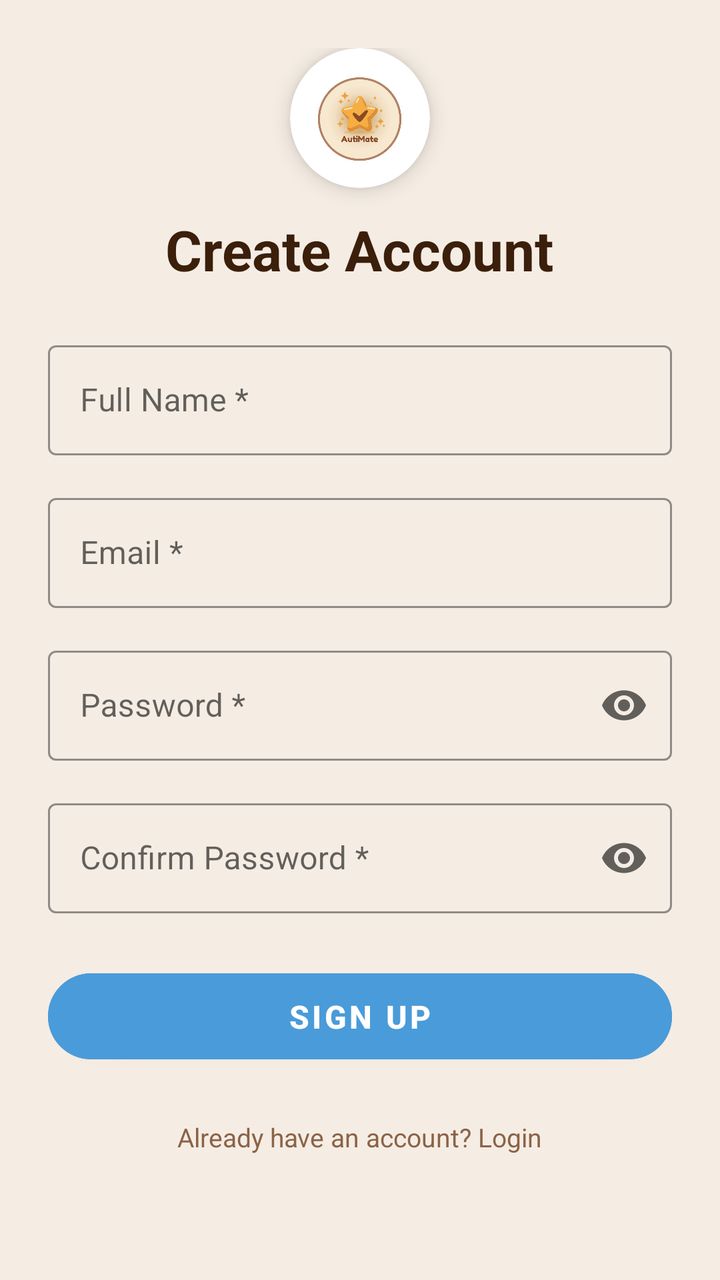
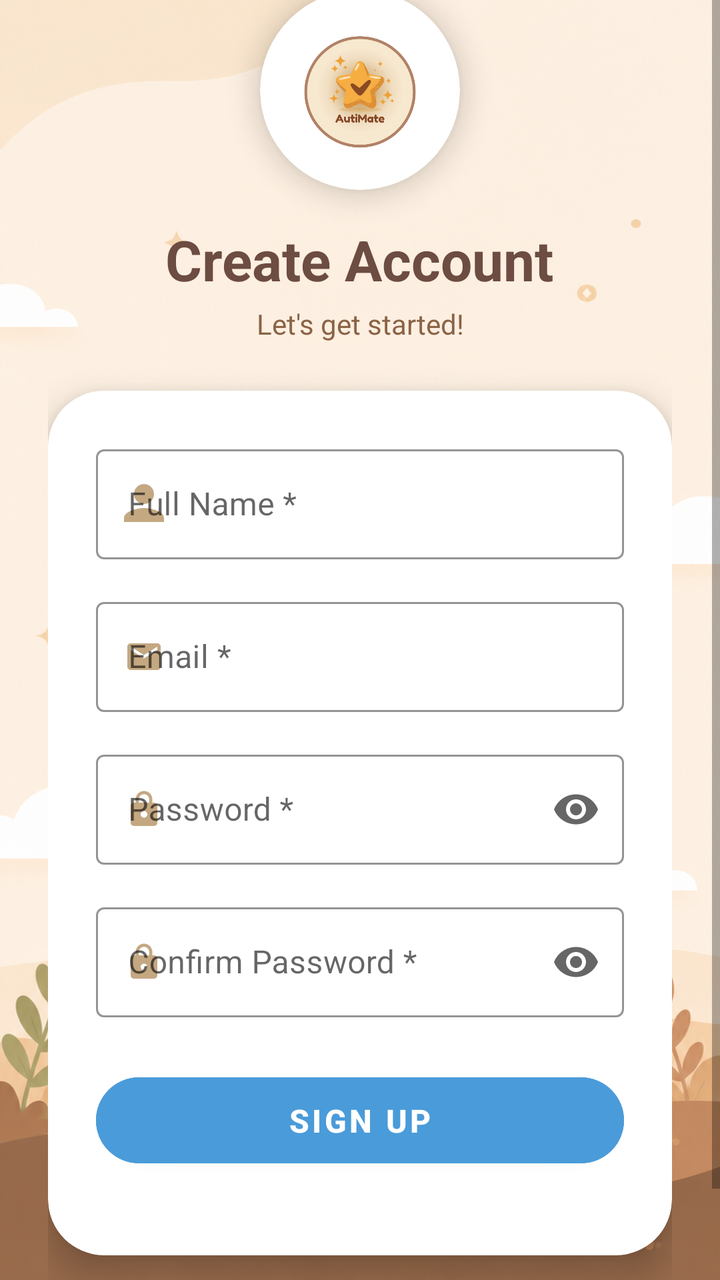

Compare the two renders of this Android layout. The source of the first and the diff that turns it into the second are given below.
<!-- AndroidManifest.xml: application theme Theme.AutiMate -->
<!-- res/layout/activity_signup.xml -->
<?xml version="1.0" encoding="utf-8"?>
<ScrollView xmlns:android="http://schemas.android.com/apk/res/android"
    xmlns:app="http://schemas.android.com/apk/res-auto"
    android:layout_width="match_parent"
    android:layout_height="match_parent"
    android:background="@color/cream">

    <LinearLayout
        android:layout_width="match_parent"
        android:layout_height="wrap_content"
        android:orientation="vertical"
        android:padding="24dp"
        android:gravity="center">

        <androidx.cardview.widget.CardView
            android:layout_width="70dp"
            android:layout_height="70dp"
            app:cardCornerRadius="35dp"
            app:cardElevation="6dp"
            app:cardBackgroundColor="@color/white"
            android:layout_marginBottom="12dp">

            <ImageView
                android:layout_width="45dp"
                android:layout_height="45dp"
                android:src="@drawable/autimate_logo"
                android:layout_gravity="center"/>

        </androidx.cardview.widget.CardView>

        <TextView
            android:layout_width="wrap_content"
            android:layout_height="wrap_content"
            android:text="Create Account"
            android:textSize="28sp"
            android:textStyle="bold"
            android:textColor="@color/text_dark"
            android:layout_marginBottom="24dp"/>

        <com.google.android.material.textfield.TextInputLayout
            android:layout_width="match_parent"
            android:layout_height="wrap_content"
            style="@style/Widget.MaterialComponents.TextInputLayout.OutlinedBox"
            android:hint="Full Name *"
            app:boxStrokeColor="@color/khaki"
            android:layout_marginBottom="16dp">

            <com.google.android.material.textfield.TextInputEditText
                android:id="@+id/etFullName"
                android:layout_width="match_parent"
                android:layout_height="55dp"
                android:inputType="textPersonName"/>

        </com.google.android.material.textfield.TextInputLayout>

        <com.google.android.material.textfield.TextInputLayout
            android:layout_width="match_parent"
            android:layout_height="wrap_content"
            style="@style/Widget.MaterialComponents.TextInputLayout.OutlinedBox"
            android:hint="Email *"
            app:boxStrokeColor="@color/khaki"
            android:layout_marginBottom="16dp">

            <com.google.android.material.textfield.TextInputEditText
                android:id="@+id/etEmail"
                android:layout_width="match_parent"
                android:layout_height="55dp"
                android:inputType="textEmailAddress"/>

        </com.google.android.material.textfield.TextInputLayout>

        <com.google.android.material.textfield.TextInputLayout
            android:layout_width="match_parent"
            android:layout_height="wrap_content"
            style="@style/Widget.MaterialComponents.TextInputLayout.OutlinedBox"
            android:hint="Password *"
            app:boxStrokeColor="@color/khaki"
            app:endIconMode="password_toggle"
            android:layout_marginBottom="16dp">

            <com.google.android.material.textfield.TextInputEditText
                android:id="@+id/etPassword"
                android:layout_width="match_parent"
                android:layout_height="55dp"
                android:inputType="textPassword"/>

        </com.google.android.material.textfield.TextInputLayout>

        <com.google.android.material.textfield.TextInputLayout
            android:layout_width="match_parent"
            android:layout_height="wrap_content"
            style="@style/Widget.MaterialComponents.TextInputLayout.OutlinedBox"
            android:hint="Confirm Password *"
            app:boxStrokeColor="@color/khaki"
            app:endIconMode="password_toggle"
            android:layout_marginBottom="24dp">

            <com.google.android.material.textfield.TextInputEditText
                android:id="@+id/etConfirmPassword"
                android:layout_width="match_parent"
                android:layout_height="55dp"
                android:inputType="textPassword"/>

        </com.google.android.material.textfield.TextInputLayout>

        <ProgressBar
            android:id="@+id/progressBar"
            android:layout_width="wrap_content"
            android:layout_height="wrap_content"
            android:visibility="gone"
            android:layout_marginBottom="16dp"/>

        <Button
            android:id="@+id/btnSignup"
            android:layout_width="match_parent"
            android:layout_height="55dp"
            android:text="SIGN UP"
            android:textSize="16sp"
            android:textStyle="bold"
            android:textColor="@color/white"
            android:backgroundTint="@color/soft_blue"
            app:cornerRadius="28dp"
            android:layout_marginBottom="16dp"/>

        <TextView
            android:id="@+id/tvLogin"
            android:layout_width="wrap_content"
            android:layout_height="wrap_content"
            android:text="Already have an account? Login"
            android:textSize="13sp"
            android:textColor="@color/light_brown"
            android:layout_gravity="center"
            android:clickable="true"
            android:padding="8dp"/>

    </LinearLayout>

</ScrollView>
<!-- resources referenced by this layout -->
<resources>
  <color name="cream">#F5EDE4</color>
  <color name="khaki">#C4A882</color>
  <color name="light_brown">#8B6347</color>
  <color name="soft_blue">#4A9BD9</color>
  <color name="text_dark">#3B1F0A</color>
  <color name="white">#FFFFFF</color>
  <!-- drawable autimate_logo: png bitmap (drawable, 214619 bytes) -->
  <style name="Theme.AutiMate" parent="Theme.MaterialComponents.DayNight.NoActionBar">
          <item name="colorPrimary">@color/cream</item>
          <item name="colorPrimaryVariant">@color/beige</item>
          <item name="colorOnPrimary">@color/text_dark</item>
          <item name="colorSecondary">@color/soft_blue</item>
          <item name="colorSecondaryVariant">@color/khaki</item>
          <item name="colorOnSecondary">@color/white</item>
          <item name="android:statusBarColor">@color/cream</item>
          <item name="android:windowBackground">@color/cream</item>
          <item name="android:textColor">@color/text_dark</item>
      </style>
  <color name="beige">#EDE5D9</color>
</resources>

<!-- the commit's change to res/layout/activity_signup.xml (unified diff, before → after) -->
@@ -3,26 +3,29 @@
     xmlns:app="http://schemas.android.com/apk/res-auto"
     android:layout_width="match_parent"
     android:layout_height="match_parent"
-    android:background="@color/cream">
+    android:background="@drawable/bg_splash"
+    android:fillViewport="true">
 
     <LinearLayout
         android:layout_width="match_parent"
         android:layout_height="wrap_content"
         android:orientation="vertical"
         android:padding="24dp"
-        android:gravity="center">
-
+        android:gravity="center_horizontal"
+        android:layout_gravity="center">
+
+        
         <androidx.cardview.widget.CardView
-            android:layout_width="70dp"
-            android:layout_height="70dp"
-            app:cardCornerRadius="35dp"
-            app:cardElevation="6dp"
-            app:cardBackgroundColor="@color/white"
-            android:layout_marginBottom="12dp">
+            android:layout_width="100dp"
+            android:layout_height="100dp"
+            android:layout_marginTop="20dp"
+            app:cardCornerRadius="50dp"
+            app:cardElevation="8dp"
+            app:cardBackgroundColor="#FFFFFF">
 
             <ImageView
-                android:layout_width="45dp"
-                android:layout_height="45dp"
+                android:layout_width="60dp"
+                android:layout_height="60dp"
                 android:src="@drawable/autimate_logo"
                 android:layout_gravity="center"/>
 
@@ -34,104 +37,183 @@
             android:text="Create Account"
             android:textSize="28sp"
             android:textStyle="bold"
-            android:textColor="@color/text_dark"
+            android:textColor="@color/brown"
+            android:layout_marginTop="16dp"/>
+
+        <TextView
+            android:layout_width="match_parent"
+            android:layout_height="wrap_content"
+            android:text="Let's get started!"
+            android:textSize="14sp"
+            android:textColor="@color/light_brown"
+            android:gravity="center"
+            android:layout_marginTop="4dp"
             android:layout_marginBottom="24dp"/>
 
-        <com.google.android.material.textfield.TextInputLayout
+        <androidx.cardview.widget.CardView
             android:layout_width="match_parent"
             android:layout_height="wrap_content"
-            style="@style/Widget.MaterialComponents.TextInputLayout.OutlinedBox"
-            android:hint="Full Name *"
-            app:boxStrokeColor="@color/khaki"
-            android:layout_marginBottom="16dp">
-
-            <com.google.android.material.textfield.TextInputEditText
-                android:id="@+id/etFullName"
+            app:cardCornerRadius="28dp"
+            app:cardElevation="10dp"
+            app:cardBackgroundColor="#FFFFFF"
+            android:layout_marginBottom="20dp">
+
+            <LinearLayout
                 android:layout_width="match_parent"
-                android:layout_height="55dp"
-                android:inputType="textPersonName"/>
-
-        </com.google.android.material.textfield.TextInputLayout>
-
-        <com.google.android.material.textfield.TextInputLayout
+                android:layout_height="wrap_content"
+                android:orientation="vertical"
+                android:padding="24dp">
+
+                
+                <com.google.android.material.textfield.TextInputLayout
+                    android:layout_width="match_parent"
+                    android:layout_height="wrap_content"
+                    style="@style/Widget.MaterialComponents.TextInputLayout.OutlinedBox"
+                    android:hint="Full Name *"
+                    app:boxStrokeColor="@color/khaki"
+                    app:boxStrokeErrorColor="@color/brown"
+                    app:hintTextColor="@color/text_dark"
+                    app:startIconDrawable="@drawable/ic_profile"
+                    app:startIconTint="@color/khaki"
+                    android:layout_marginBottom="16dp">
+
+                    <com.google.android.material.textfield.TextInputEditText
+                        android:id="@+id/etFullName"
+                        android:layout_width="match_parent"
+                        android:layout_height="55dp"
+                        android:inputType="textPersonName"
+                        android:padding="16dp"
+                        android:textColor="@color/text_dark"
+                        android:textSize="16sp"
+                        android:textCursorDrawable="@drawable/cursor_blue"/>
+
+                </com.google.android.material.textfield.TextInputLayout>
+
+                
+                <com.google.android.material.textfield.TextInputLayout
+                    android:layout_width="match_parent"
+                    android:layout_height="wrap_content"
+                    style="@style/Widget.MaterialComponents.TextInputLayout.OutlinedBox"
+                    android:hint="Email *"
+                    app:boxStrokeColor="@color/khaki"
+                    app:boxStrokeErrorColor="@color/brown"
+                    app:hintTextColor="@color/text_dark"
+                    app:startIconDrawable="@drawable/ic_email_small"
+                    app:startIconTint="@color/khaki"
+                    android:layout_marginBottom="16dp">
+
+                    <com.google.android.material.textfield.TextInputEditText
+                        android:id="@+id/etEmail"
+                        android:layout_width="match_parent"
+                        android:layout_height="55dp"
+                        android:inputType="textEmailAddress"
+                        android:padding="16dp"
+                        android:textColor="@color/text_dark"
+                        android:textSize="16sp"
+                        android:textCursorDrawable="@drawable/cursor_blue"/>
+
+                </com.google.android.material.textfield.TextInputLayout>
+
+                
+                <com.google.android.material.textfield.TextInputLayout
+                    android:layout_width="match_parent"
+                    android:layout_height="wrap_content"
+                    style="@style/Widget.MaterialComponents.TextInputLayout.OutlinedBox"
+                    android:hint="Password *"
+                    app:boxStrokeColor="@color/khaki"
+                    app:boxStrokeErrorColor="@color/brown"
+                    app:hintTextColor="@color/text_dark"
+                    app:endIconMode="password_toggle"
+                    app:startIconDrawable="@drawable/ic_lock"
+                    app:startIconTint="@color/khaki"
+                    android:layout_marginBottom="16dp">
+
+                    <com.google.android.material.textfield.TextInputEditText
+                        android:id="@+id/etPassword"
+                        android:layout_width="match_parent"
+                        android:layout_height="55dp"
+                        android:inputType="textPassword"
+                        android:padding="16dp"
+                        android:textColor="@color/text_dark"
+                        android:textSize="16sp"
+                        android:textCursorDrawable="@drawable/cursor_blue"/>
+
+                </com.google.android.material.textfield.TextInputLayout>
+
+                
+                <com.google.android.material.textfield.TextInputLayout
+                    android:layout_width="match_parent"
+                    android:layout_height="wrap_content"
+                    style="@style/Widget.MaterialComponents.TextInputLayout.OutlinedBox"
+                    android:hint="Confirm Password *"
+                    app:boxStrokeColor="@color/khaki"
+                    app:boxStrokeErrorColor="@color/brown"
+                    app:hintTextColor="@color/text_dark"
+                    app:endIconMode="password_toggle"
+                    app:startIconDrawable="@drawable/ic_lock"
+                    app:startIconTint="@color/khaki"
+                    android:layout_marginBottom="24dp">
+
+                    <com.google.android.material.textfield.TextInputEditText
+                        android:id="@+id/etConfirmPassword"
+                        android:layout_width="match_parent"
+                        android:layout_height="55dp"
+                        android:inputType="textPassword"
+                        android:padding="16dp"
+                        android:textColor="@color/text_dark"
+                        android:textSize="16sp"
+                        android:textCursorDrawable="@drawable/cursor_blue"/>
+
+                </com.google.android.material.textfield.TextInputLayout>
+
+                <ProgressBar
+                    android:id="@+id/progressBar"
+                    android:layout_width="wrap_content"
+                    android:layout_height="wrap_content"
+                    android:visibility="gone"
+                    android:layout_gravity="center"
+                    android:layout_marginBottom="16dp"/>
+
+                <Button
+                    android:id="@+id/btnSignup"
+                    android:layout_width="match_parent"
+                    android:layout_height="55dp"
+                    android:text="SIGN UP"
+                    android:textSize="16sp"
+                    android:textStyle="bold"
+                    android:textColor="@color/white"
+                    android:backgroundTint="@color/soft_blue"
+                    app:cornerRadius="28dp"
+                    android:layout_marginBottom="16dp"/>
+
+            </LinearLayout>
+
+        </androidx.cardview.widget.CardView>
+
+        <LinearLayout
             android:layout_width="match_parent"
             android:layout_height="wrap_content"
-            style="@style/Widget.MaterialComponents.TextInputLayout.OutlinedBox"
-            android:hint="Email *"
-            app:boxStrokeColor="@color/khaki"
-            android:layout_marginBottom="16dp">
-
-            <com.google.android.material.textfield.TextInputEditText
-                android:id="@+id/etEmail"
-                android:layout_width="match_parent"
-                android:layout_height="55dp"
-                android:inputType="textEmailAddress"/>
-
-        </com.google.android.material.textfield.TextInputLayout>
-
-        <com.google.android.material.textfield.TextInputLayout
-            android:layout_width="match_parent"
-            android:layout_height="wrap_content"
-            style="@style/Widget.MaterialComponents.TextInputLayout.OutlinedBox"
-            android:hint="Password *"
-            app:boxStrokeColor="@color/khaki"
-            app:endIconMode="password_toggle"
-            android:layout_marginBottom="16dp">
-
-            <com.google.android.material.textfield.TextInputEditText
-                android:id="@+id/etPassword"
-                android:layout_width="match_parent"
-                android:layout_height="55dp"
-                android:inputType="textPassword"/>
-
-        </com.google.android.material.textfield.TextInputLayout>
-
-        <com.google.android.material.textfield.TextInputLayout
-            android:layout_width="match_parent"
-            android:layout_height="wrap_content"
-            style="@style/Widget.MaterialComponents.TextInputLayout.OutlinedBox"
-            android:hint="Confirm Password *"
-            app:boxStrokeColor="@color/khaki"
-            app:endIconMode="password_toggle"
-            android:layout_marginBottom="24dp">
-
-            <com.google.android.material.textfield.TextInputEditText
-                android:id="@+id/etConfirmPassword"
-                android:layout_width="match_parent"
-                android:layout_height="55dp"
-                android:inputType="textPassword"/>
-
-        </com.google.android.material.textfield.TextInputLayout>
-
-        <ProgressBar
-            android:id="@+id/progressBar"
-            android:layout_width="wrap_content"
-            android:layout_height="wrap_content"
-            android:visibility="gone"
-            android:layout_marginBottom="16dp"/>
-
-        <Button
-            android:id="@+id/btnSignup"
-            android:layout_width="match_parent"
-            android:layout_height="55dp"
-            android:text="SIGN UP"
-            android:textSize="16sp"
-            android:textStyle="bold"
-            android:textColor="@color/white"
-            android:backgroundTint="@color/soft_blue"
-            app:cornerRadius="28dp"
-            android:layout_marginBottom="16dp"/>
-
-        <TextView
-            android:id="@+id/tvLogin"
-            android:layout_width="wrap_content"
-            android:layout_height="wrap_content"
-            android:text="Already have an account? Login"
-            android:textSize="13sp"
-            android:textColor="@color/light_brown"
-            android:layout_gravity="center"
-            android:clickable="true"
-            android:padding="8dp"/>
+            android:orientation="horizontal"
+            android:gravity="center">
+
+            <TextView
+                android:layout_width="wrap_content"
+                android:layout_height="wrap_content"
+                android:text="Already have an account? "
+                android:textSize="13sp"
+                android:textColor="#D4C5B0"/>
+
+            <TextView
+                android:id="@+id/tvLogin"
+                android:layout_width="wrap_content"
+                android:layout_height="wrap_content"
+                android:text="Login"
+                android:textSize="13sp"
+                android:textColor="@color/soft_blue"
+                android:clickable="true"
+                android:focusable="true"/>
+
+        </LinearLayout>
 
     </LinearLayout>
 
<!-- resource entries referenced after the edit -->
@@ -1,5 +1,6 @@
 <!-- resources referenced by this layout -->
 <resources>
+  <color name="brown">#6D4C41</color>
   <color name="cream">#F5EDE4</color>
   <color name="khaki">#C4A882</color>
   <color name="light_brown">#8B6347</color>
@@ -7,17 +8,84 @@
   <color name="text_dark">#3B1F0A</color>
   <color name="white">#FFFFFF</color>
   <!-- drawable autimate_logo: png bitmap (drawable, 214619 bytes) -->
+  <!-- drawable bg_splash: png bitmap (drawable, 866944 bytes) -->
+  <!-- drawable cursor_blue (drawable) -->
+  <?xml version="1.0" encoding="utf-8"?>
+  <shape xmlns:android="http://schemas.android.com/apk/res/android"
+      android:shape="rectangle">
+      <size android:width="3dp" />
+      <solid android:color="@color/soft_blue" />
+  </shape>
+  <!-- drawable ic_email_small (drawable) -->
+  <?xml version="1.0" encoding="utf-8"?>
+  <vector xmlns:android="http://schemas.android.com/apk/res/android"
+      android:width="20dp"
+      android:height="20dp"
+      android:viewportWidth="24"
+      android:viewportHeight="24">
+      <path
+          android:fillColor="#8B6347"
+          android:pathData="M20,4H4c-1.1,0 -1.99,0.9 -1.99,2L2,18c0,1.1 0.9,2 2,2h16c1.1,0 2,-0.9 2,-2V6c0,-1.1 -0.9,-2 -2,-2zm0,4l-8,5 -8,-5V6l8,5 8,-5v2z"/>
+  </vector>
+  <!-- drawable ic_lock (drawable) -->
+  <?xml version="1.0" encoding="utf-8"?>
+  <vector xmlns:android="http://schemas.android.com/apk/res/android"
+      android:width="20dp"
+      android:height="20dp"
+      android:viewportWidth="24"
+      android:viewportHeight="24">
+      <path
+          android:fillColor="#8B6347"
+          android:pathData="M18,8h-1V6c0,-2.76 -2.24,-5 -5,-5S7,3.24 7,6v2H6c-1.1,0 -2,0.9 -2,2v10c0,1.1 0.9,2 2,2h12c1.1,0 2,-0.9 2,-2V10c0,-1.1 -0.9,-2 -2,-2zM12,17c-1.1,0 -2,-0.9 -2,-2s0.9,-2 2,-2 2,0.9 2,2 -0.9,2 -2,2zM15.1,8H8.9V6c0,-1.71 1.39,-3.1 3.1,-3.1 1.71,0 3.1,1.39 3.1,3.1v2z"/>
+  </vector>
+  <!-- drawable ic_profile (drawable) -->
+  <?xml version="1.0" encoding="utf-8"?>
+  <vector xmlns:android="http://schemas.android.com/apk/res/android"
+      android:width="24dp"
+      android:height="24dp"
+      android:viewportWidth="24"
+      android:viewportHeight="24">
+      <path
+          android:fillColor="#8B6347"
+          android:pathData="M12,12c2.76,0 5,-2.24 5,-5s-2.24,-5 -5,-5 -5,2.24 -5,5 2.24,5 5,5zM12,14c-3.33,0 -10,1.67 -10,5v2h20v-2c0,-3.33 -6.67,-5 -10,-5z"/>
+  </vector>
   <style name="Theme.AutiMate" parent="Theme.MaterialComponents.DayNight.NoActionBar">
+          
           <item name="colorPrimary">@color/cream</item>
           <item name="colorPrimaryVariant">@color/beige</item>
           <item name="colorOnPrimary">@color/text_dark</item>
+  
+          
           <item name="colorSecondary">@color/soft_blue</item>
           <item name="colorSecondaryVariant">@color/khaki</item>
           <item name="colorOnSecondary">@color/white</item>
+  
+          
           <item name="android:statusBarColor">@color/cream</item>
+  
+          
           <item name="android:windowBackground">@color/cream</item>
+  
+          
           <item name="android:textColor">@color/text_dark</item>
+  
+          
+          <item name="android:buttonBarPositiveButtonStyle">@style/LightPositiveButtonStyle</item>
+          <item name="android:buttonBarNegativeButtonStyle">@style/LightNegativeButtonStyle</item>
+          <item name="android:buttonBarNeutralButtonStyle">@style/LightNeutralButtonStyle</item>
       </style>
   <color name="beige">#EDE5D9</color>
+  <style name="LightPositiveButtonStyle" parent="Widget.AppCompat.Button.ButtonBar.AlertDialog">
+          <item name="android:textColor">@android:color/black</item>
+          <item name="android:textStyle">bold</item>
+      </style>
+  <style name="LightNegativeButtonStyle" parent="Widget.AppCompat.Button.ButtonBar.AlertDialog">
+          <item name="android:textColor">@android:color/black</item>
+          <item name="android:textStyle">bold</item>
+      </style>
+  <style name="LightNeutralButtonStyle" parent="Widget.AppCompat.Button.ButtonBar.AlertDialog">
+          <item name="android:textColor">@android:color/black</item>
+          <item name="android:textStyle">bold</item>
+      </style>
 </resources>
 
